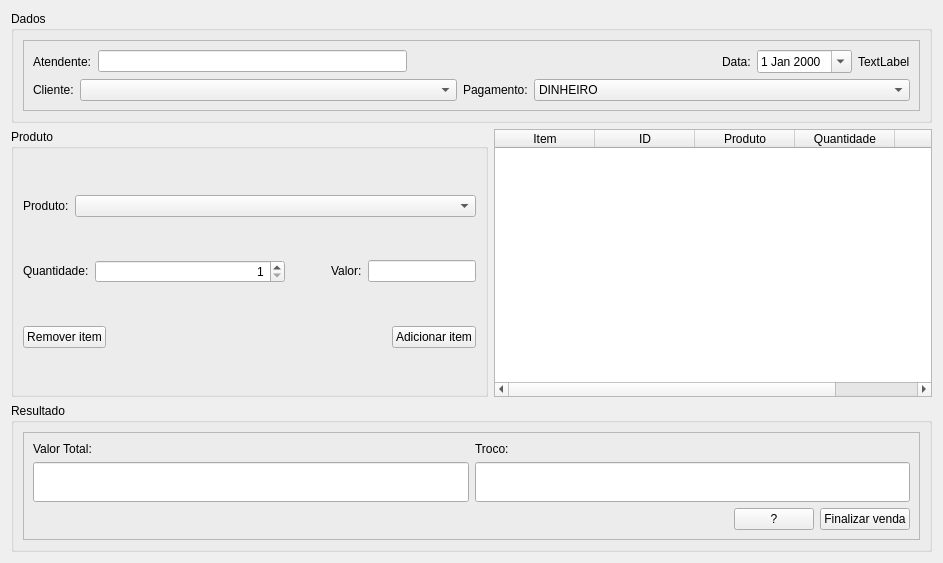
Gusrrocha/Sistema-para-livraria, file view/venda_pg.ui: the form before one commit.
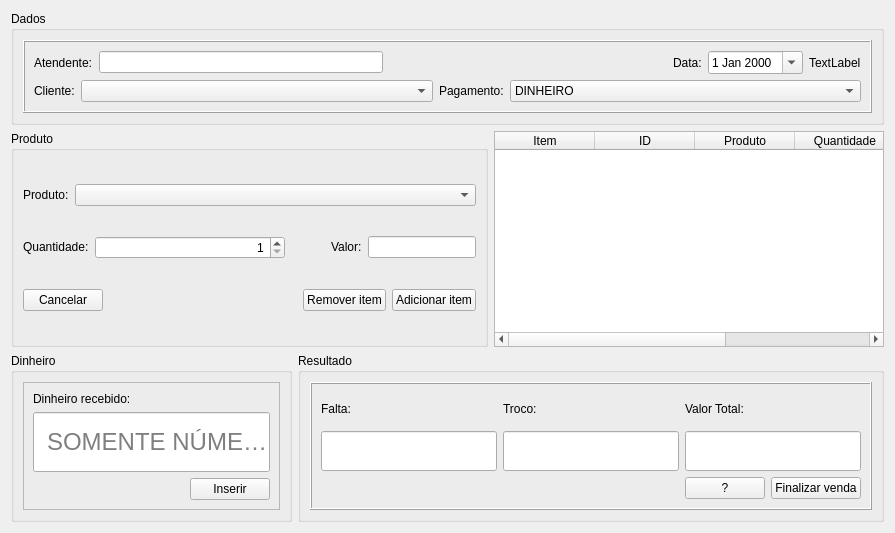
The form after the commit.

```diff
--- a/view/venda_pg.ui
+++ b/view/venda_pg.ui
@@ -6,14 +6,14 @@
    <rect>
     <x>0</x>
     <y>0</y>
-    <width>943</width>
-    <height>563</height>
+    <width>895</width>
+    <height>533</height>
    </rect>
   </property>
   <property name="windowTitle">
    <string>Form</string>
   </property>
-  <layout class="QVBoxLayout" name="verticalLayout_7">
+  <layout class="QVBoxLayout" name="verticalLayout_9">
    <item>
     <widget class="QGroupBox" name="groupBox">
      <property name="title">
@@ -23,7 +23,7 @@
       <item>
        <widget class="QFrame" name="frame">
         <property name="frameShape">
-         <enum>QFrame::StyledPanel</enum>
+         <enum>QFrame::Box</enum>
         </property>
         <property name="frameShadow">
          <enum>QFrame::Raised</enum>
@@ -141,7 +141,9 @@
     </widget>
    </item>
    <item>
-    <layout class="QHBoxLayout" name="horizontalLayout_10">
+    <layout class="QHBoxLayout" name="horizontalLayout_12">
+     <item>
+      <layout class="QVBoxLayout" name="verticalLayout_8">
      <item>
       <widget class="QGroupBox" name="groupBox_2">
        <property name="title">
@@ -259,6 +261,26 @@
         </item>
         <item>
          <layout class="QHBoxLayout" name="horizontalLayout_8">
+            <item>
+             <widget class="QPushButton" name="cancel_item_btn">
+              <property name="text">
+               <string>Cancelar</string>
+              </property>
+             </widget>
+            </item>
+            <item>
+             <spacer name="horizontalSpacer">
+              <property name="orientation">
+               <enum>Qt::Horizontal</enum>
+              </property>
+              <property name="sizeHint" stdset="0">
+               <size>
+                <width>40</width>
+                <height>20</height>
+               </size>
+              </property>
+             </spacer>
+            </item>
           <item>
            <widget class="QPushButton" name="removerItem_btn">
             <property name="text">
@@ -266,19 +288,6 @@
             </property>
            </widget>
           </item>
-          <item>
-           <spacer name="horizontalSpacer">
-            <property name="orientation">
-             <enum>Qt::Horizontal</enum>
-            </property>
-            <property name="sizeHint" stdset="0">
-             <size>
-              <width>40</width>
-              <height>20</height>
-             </size>
-            </property>
-           </spacer>
-          </item>
           <item>
            <widget class="QPushButton" name="addItem_btn">
             <property name="text">
@@ -291,6 +300,8 @@
        </layout>
       </widget>
      </item>
+      </layout>
+     </item>
      <item>
       <widget class="QTableWidget" name="table_item">
        <property name="sizePolicy">
@@ -335,6 +346,89 @@
     </layout>
    </item>
    <item>
+    <layout class="QHBoxLayout" name="horizontalLayout_13">
+     <item>
+      <widget class="QGroupBox" name="pag_groupBox">
+       <property name="title">
+        <string>Dinheiro</string>
+       </property>
+       <layout class="QHBoxLayout" name="horizontalLayout_14">
+        <item>
+         <widget class="QFrame" name="frame_3">
+          <property name="frameShape">
+           <enum>QFrame::StyledPanel</enum>
+          </property>
+          <property name="frameShadow">
+           <enum>QFrame::Sunken</enum>
+          </property>
+          <layout class="QHBoxLayout" name="horizontalLayout_9">
+           <item>
+            <layout class="QVBoxLayout" name="verticalLayout_12">
+             <item>
+              <layout class="QVBoxLayout" name="verticalLayout_10">
+               <item>
+                <widget class="QLabel" name="label_10">
+                 <property name="text">
+                  <string>Dinheiro recebido:</string>
+                 </property>
+                </widget>
+               </item>
+               <item>
+                <widget class="QLineEdit" name="din_lineEdit">
+                 <property name="minimumSize">
+                  <size>
+                   <width>0</width>
+                   <height>60</height>
+                  </size>
+                 </property>
+                 <property name="font">
+                  <font>
+                   <pointsize>18</pointsize>
+                  </font>
+                 </property>
+                 <property name="alignment">
+                  <set>Qt::AlignRight|Qt::AlignTrailing|Qt::AlignVCenter</set>
+                 </property>
+                 <property name="placeholderText">
+                  <string>SOMENTE NÚMEROS</string>
+                 </property>
+                </widget>
+               </item>
+              </layout>
+             </item>
+             <item>
+              <layout class="QHBoxLayout" name="horizontalLayout_7">
+               <item>
+                <spacer name="horizontalSpacer_5">
+                 <property name="orientation">
+                  <enum>Qt::Horizontal</enum>
+                 </property>
+                 <property name="sizeHint" stdset="0">
+                  <size>
+                   <width>40</width>
+                   <height>20</height>
+                  </size>
+                 </property>
+                </spacer>
+               </item>
+               <item>
+                <widget class="QPushButton" name="inserir_din">
+                 <property name="text">
+                  <string>Inserir</string>
+                 </property>
+                </widget>
+               </item>
+              </layout>
+             </item>
+            </layout>
+           </item>
+          </layout>
+         </widget>
+        </item>
+       </layout>
+      </widget>
+     </item>
+     <item>
     <widget class="QGroupBox" name="groupBox_3">
      <property name="title">
       <string>Resultado</string>
@@ -343,14 +437,81 @@
       <item>
        <widget class="QFrame" name="frame_2">
         <property name="frameShape">
-         <enum>QFrame::StyledPanel</enum>
+           <enum>QFrame::Box</enum>
         </property>
         <property name="frameShadow">
          <enum>QFrame::Raised</enum>
         </property>
-        <layout class="QVBoxLayout" name="verticalLayout_8">
+          <layout class="QVBoxLayout" name="verticalLayout_7">
          <item>
-          <layout class="QHBoxLayout" name="horizontalLayout_7">
+            <layout class="QHBoxLayout" name="horizontalLayout_15">
+             <item>
+              <layout class="QVBoxLayout" name="verticalLayout_11">
+               <item>
+                <widget class="QLabel" name="label_11">
+                 <property name="text">
+                  <string>Falta:</string>
+                 </property>
+                </widget>
+               </item>
+               <item>
+                <widget class="QLineEdit" name="falta_lineEdit">
+                 <property name="minimumSize">
+                  <size>
+                   <width>0</width>
+                   <height>40</height>
+                  </size>
+                 </property>
+                 <property name="font">
+                  <font>
+                   <pointsize>14</pointsize>
+                  </font>
+                 </property>
+                 <property name="alignment">
+                  <set>Qt::AlignRight|Qt::AlignTrailing|Qt::AlignVCenter</set>
+                 </property>
+                 <property name="readOnly">
+                  <bool>true</bool>
+                 </property>
+                </widget>
+               </item>
+              </layout>
+             </item>
+             <item>
+              <layout class="QVBoxLayout" name="verticalLayout_5">
+               <item>
+                <widget class="QLabel" name="troco_label">
+                 <property name="text">
+                  <string>Troco:</string>
+                 </property>
+                </widget>
+               </item>
+               <item>
+                <widget class="QLineEdit" name="troco">
+                 <property name="minimumSize">
+                  <size>
+                   <width>0</width>
+                   <height>40</height>
+                  </size>
+                 </property>
+                 <property name="font">
+                  <font>
+                   <pointsize>14</pointsize>
+                  </font>
+                 </property>
+                 <property name="text">
+                  <string/>
+                 </property>
+                 <property name="alignment">
+                  <set>Qt::AlignRight|Qt::AlignTrailing|Qt::AlignVCenter</set>
+                 </property>
+                 <property name="readOnly">
+                  <bool>true</bool>
+                 </property>
+                </widget>
+               </item>
+              </layout>
+             </item>
            <item>
             <layout class="QVBoxLayout" name="verticalLayout_4">
              <item>
@@ -386,41 +547,6 @@
              </item>
             </layout>
            </item>
-           <item>
-            <layout class="QVBoxLayout" name="verticalLayout_5">
-             <item>
-              <widget class="QLabel" name="label_8">
-               <property name="text">
-                <string>Troco:</string>
-               </property>
-              </widget>
-             </item>
-             <item>
-              <widget class="QLineEdit" name="lineEdit_4">
-               <property name="minimumSize">
-                <size>
-                 <width>0</width>
-                 <height>40</height>
-                </size>
-               </property>
-               <property name="font">
-                <font>
-                 <pointsize>14</pointsize>
-                </font>
-               </property>
-               <property name="text">
-                <string/>
-               </property>
-               <property name="alignment">
-                <set>Qt::AlignRight|Qt::AlignTrailing|Qt::AlignVCenter</set>
-               </property>
-               <property name="readOnly">
-                <bool>true</bool>
-               </property>
-              </widget>
-             </item>
-            </layout>
-           </item>
           </layout>
          </item>
          <item>
@@ -459,6 +585,8 @@
       </item>
      </layout>
     </widget>
+     </item>
+    </layout>
    </item>
   </layout>
  </widget>
```
Lines whose indentation alone changed are shown as unchanged.
